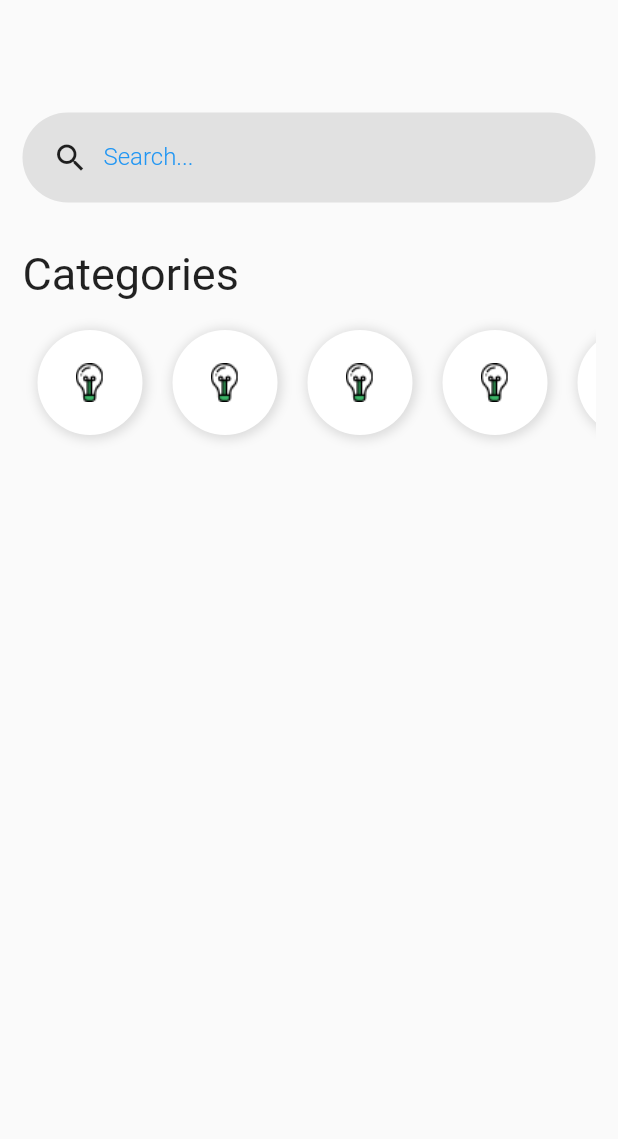
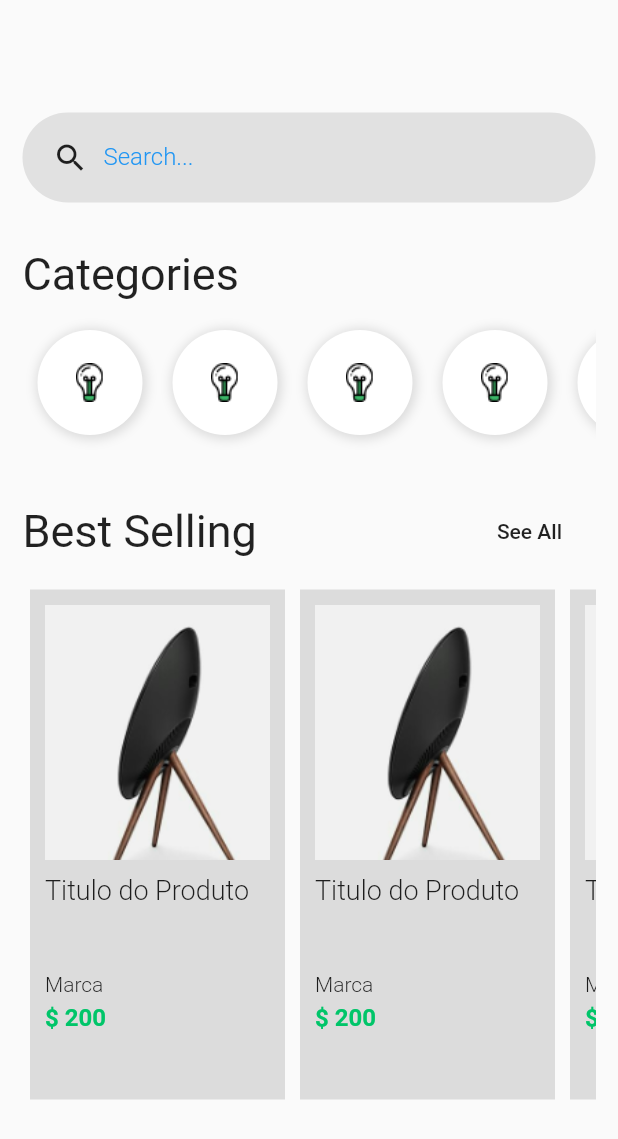
Before and after one commit to wandealves/Flutter_eshop_layout, a Flutter app: the screen it shows after launch, after a tap on "Sign In", on a phone screen of 412 x 824 dp. Shown: the top 1139 px of the screen. Run offline on Flutter 3.47's test engine with Material 2 defaults, Android fonts, the phone set to English and light mode, and no system bars.

Commit message:
Criação dos itens do produto

```diff
--- a/eshop/lib/pages/home.page.dart
+++ b/eshop/lib/pages/home.page.dart
@@ -4,7 +4,9 @@ class HomePage extends StatelessWidget {
   @override
   Widget build(BuildContext context) {
     return Scaffold(
-      body: Container(
+      body: ListView(
+        children: <Widget>[
+          Container(
             padding: EdgeInsets.all(15),
             child: Center(
               child: Column(
@@ -30,9 +32,36 @@ class HomePage extends StatelessWidget {
                     height: 90,
                     child: categoryList(),
                   ),
+                  SizedBox(
+                    height: 30,
+                  ),
+                  Row(
+                    mainAxisAlignment: MainAxisAlignment.spaceBetween,
+                    children: <Widget>[
+                      Text(
+                        "Best Selling",
+                        style: TextStyle(
+                          fontSize: 30,
+                        ),
+                      ),
+                      FlatButton(
+                        child: Text("See All"),
+                        onPressed: () => {},
+                      ),
+                    ],
+                  ),
+                  SizedBox(
+                    height: 10,
+                  ),
+                  Container(
+                    height: 350,
+                    child: productList(),
+                  ),
                 ],
               ),
             ),
+          ),
+        ],
       ),
     );
   }
@@ -124,3 +153,74 @@ Widget categoryItem() {
     child: Image.asset("assets/Icon_Devices.png"),
   );
 }
+
+Widget productList() {
+  return Container(
+    height: double.infinity,
+    child: ListView(
+      scrollDirection: Axis.horizontal,
+      children: <Widget>[
+        productItem(),
+        productItem(),
+        productItem(),
+        productItem(),
+        productItem(),
+        productItem(),
+      ],
+    ),
+  );
+}
+
+Widget productItem() {
+  return Container(
+    padding: EdgeInsets.all(10),
+    margin: EdgeInsets.all(5),
+    width: 170,
+    color: Colors.black12,
+    child: Column(
+      crossAxisAlignment: CrossAxisAlignment.start,
+      children: <Widget>[
+        Image.asset(
+          "assets/product-1.png",
+          width: 170,
+          height: 170,
+          fit: BoxFit.cover,
+        ),
+        SizedBox(
+          height: 10,
+        ),
+        Container(
+          height: 60,
+          child: Text(
+            "Titulo do Produto",
+            style: TextStyle(
+              fontSize: 18,
+              fontWeight: FontWeight.w300,
+            ),
+          ),
+        ),
+        SizedBox(
+          height: 5,
+        ),
+        Text(
+          "Marca",
+          style: TextStyle(
+            fontSize: 14,
+            fontWeight: FontWeight.w300,
+          ),
+        ),
+        SizedBox(
+          height: 5,
+        ),
+        Text(
+          "\$ 200",
+          style: TextStyle(
+            fontSize: 16,
+            fontWeight: FontWeight.bold,
+            color: Color(0xFF00C569),
+          ),
+        )
+      ],
+    ),
+  );
+}
```
Lines whose indentation alone changed are shown as unchanged.
